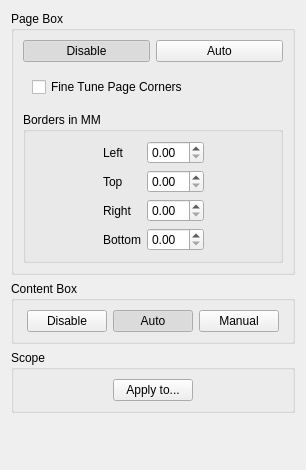
Above: src/core/filters/select_content/ui/SelectContentOptionsWidget.ui from ImageProcessing-ElectronicPublications/scantailor-deviant before the change. Below: the same form after it.
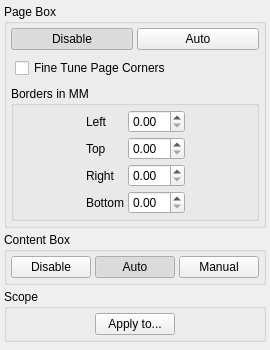
That is the form after the change.

Commit message: Minimize options wingets UI spacings

```diff
--- a/src/core/filters/select_content/ui/SelectContentOptionsWidget.ui
+++ b/src/core/filters/select_content/ui/SelectContentOptionsWidget.ui
@@ -6,20 +6,50 @@
    <rect>
     <x>0</x>
     <y>0</y>
-    <width>306</width>
-    <height>470</height>
+    <width>267</width>
+    <height>350</height>
    </rect>
   </property>
   <property name="windowTitle">
    <string notr="true">Form</string>
   </property>
   <layout class="QVBoxLayout" name="verticalLayout_4">
+   <property name="spacing">
+    <number>4</number>
+   </property>
+   <property name="leftMargin">
+    <number>4</number>
+   </property>
+   <property name="topMargin">
+    <number>4</number>
+   </property>
+   <property name="rightMargin">
+    <number>4</number>
+   </property>
+   <property name="bottomMargin">
+    <number>4</number>
+   </property>
    <item>
     <widget class="QGroupBox" name="gbPageBox">
      <property name="title">
       <string>Page Box</string>
      </property>
      <layout class="QVBoxLayout" name="verticalLayout_3">
+      <property name="spacing">
+       <number>4</number>
+      </property>
+      <property name="leftMargin">
+       <number>4</number>
+      </property>
+      <property name="topMargin">
+       <number>4</number>
+      </property>
+      <property name="rightMargin">
+       <number>4</number>
+      </property>
+      <property name="bottomMargin">
+       <number>4</number>
+      </property>
       <item>
        <layout class="QHBoxLayout" name="horizontalLayout_2">
         <item>
@@ -56,6 +86,21 @@
       <item>
        <widget class="QWidget" name="panelFineTuneCorners" native="true">
         <layout class="QVBoxLayout" name="verticalLayout">
+         <property name="spacing">
+          <number>4</number>
+         </property>
+         <property name="leftMargin">
+          <number>4</number>
+         </property>
+         <property name="topMargin">
+          <number>4</number>
+         </property>
+         <property name="rightMargin">
+          <number>4</number>
+         </property>
+         <property name="bottomMargin">
+          <number>4</number>
+         </property>
          <item>
           <widget class="QCheckBox" name="fineTuneBtn">
            <property name="toolTip">
@@ -75,6 +120,21 @@
          <string>Borders in MM</string>
         </property>
         <layout class="QVBoxLayout" name="verticalLayout_2">
+         <property name="spacing">
+          <number>4</number>
+         </property>
+         <property name="leftMargin">
+          <number>4</number>
+         </property>
+         <property name="topMargin">
+          <number>4</number>
+         </property>
+         <property name="rightMargin">
+          <number>4</number>
+         </property>
+         <property name="bottomMargin">
+          <number>4</number>
+         </property>
          <item>
           <layout class="QHBoxLayout" name="horizontalLayout_3">
            <item>
@@ -84,7 +144,7 @@
              </property>
              <property name="sizeHint" stdset="0">
               <size>
-               <width>40</width>
+               <width>4</width>
                <height>20</height>
               </size>
              </property>
@@ -141,7 +201,7 @@
              </property>
              <property name="sizeHint" stdset="0">
               <size>
-               <width>40</width>
+               <width>4</width>
                <height>20</height>
               </size>
              </property>
@@ -161,6 +221,21 @@
       <string>Content Box</string>
      </property>
      <layout class="QHBoxLayout">
+      <property name="spacing">
+       <number>4</number>
+      </property>
+      <property name="leftMargin">
+       <number>4</number>
+      </property>
+      <property name="topMargin">
+       <number>4</number>
+      </property>
+      <property name="rightMargin">
+       <number>4</number>
+      </property>
+      <property name="bottomMargin">
+       <number>4</number>
+      </property>
       <item>
        <spacer>
         <property name="orientation">
@@ -168,7 +243,7 @@
         </property>
         <property name="sizeHint" stdset="0">
          <size>
-          <width>1</width>
+          <width>4</width>
           <height>20</height>
          </size>
         </property>
@@ -223,7 +298,7 @@
         </property>
         <property name="sizeHint" stdset="0">
          <size>
-          <width>1</width>
+          <width>4</width>
           <height>20</height>
          </size>
         </property>
@@ -238,6 +313,21 @@
       <string>Scope</string>
      </property>
      <layout class="QVBoxLayout">
+      <property name="spacing">
+       <number>4</number>
+      </property>
+      <property name="leftMargin">
+       <number>4</number>
+      </property>
+      <property name="topMargin">
+       <number>4</number>
+      </property>
+      <property name="rightMargin">
+       <number>4</number>
+      </property>
+      <property name="bottomMargin">
+       <number>4</number>
+      </property>
       <item>
        <layout class="QHBoxLayout">
         <item>
@@ -247,7 +337,7 @@
           </property>
           <property name="sizeHint" stdset="0">
            <size>
-            <width>40</width>
+            <width>4</width>
             <height>20</height>
            </size>
           </property>
@@ -267,7 +357,7 @@
           </property>
           <property name="sizeHint" stdset="0">
            <size>
-            <width>40</width>
+            <width>4</width>
             <height>20</height>
            </size>
           </property>
@@ -286,7 +376,7 @@
      <property name="sizeHint" stdset="0">
       <size>
        <width>20</width>
-       <height>40</height>
+       <height>20</height>
       </size>
      </property>
     </spacer>
```
The commit also changes 8 other files.
